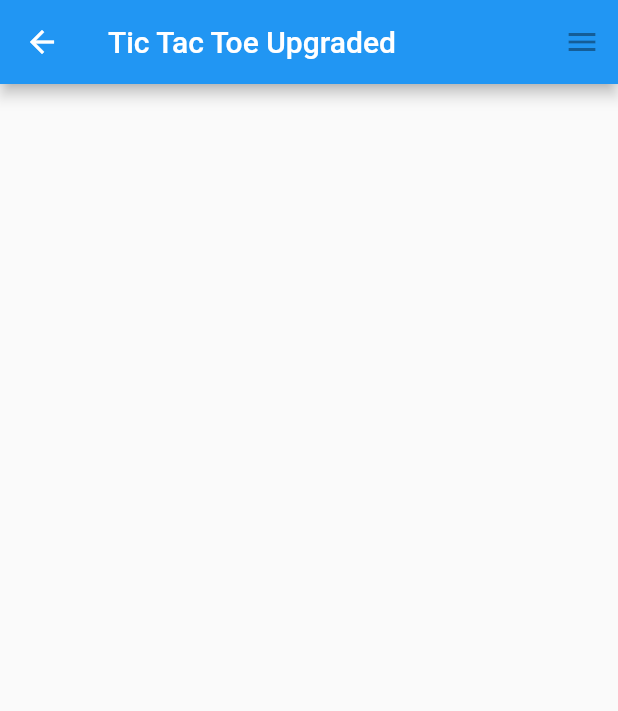
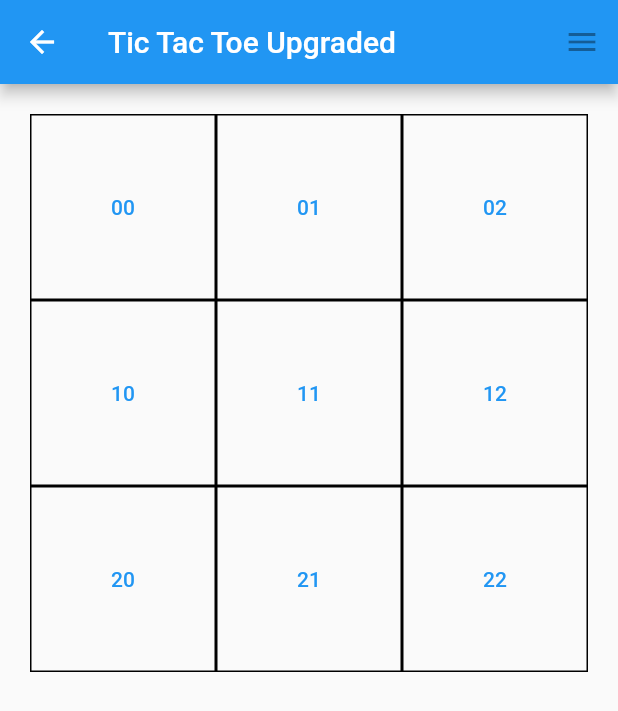
Before and after one commit to emberal/tic_tac_toe_upgraded, a Flutter app: the Layout screen opened directly, after a tap on "New Game", on a phone screen of 412 x 824 dp. Shown: the top 711 px of the screen. Run offline on Flutter 3.47's test engine with Material 2 defaults, Android fonts, the phone set to English and light mode, and no system bars.

Commit message:
Started with the board

```diff
--- a/lib/game/game.dart
+++ b/lib/game/game.dart
@@ -10,11 +10,43 @@ class Game extends StatefulWidget {
 }
 
 class _GameState extends State<Game> {
+
+  var board = ["00", "01", "02", "10", "11", "12", "20", "21", "22"]; // TODO add game_button to array
+
+  void handlePress(int index) {
+    setState(() => {
+      board[index] += "Clicked"
+    });
+  }
+
   @override
   Widget build(BuildContext context) {
-    return Container(
-      child: const Layout(
-
+    return Layout(
+      body: Column(
+        children: [
+          Expanded(
+            child: Container(
+              margin: const EdgeInsets.all(20),
+              child: Center(
+                child: GridView.count(
+                  crossAxisCount: 3,
+                  children: board.map((value) => Container(
+                      decoration: BoxDecoration(
+                        border: Border.all(),
+                      ),
+                      child: Center(
+                        child: TextButton(
+                          child: Text("$value"),
+                          onPressed: () => handlePress(0),
+                        ),
+                      ),
+                    ),
+                  ).toList(),
+                ),
+              ),
+            ),
+          ),
+        ],
       ),
     );
   }
--- a/lib/settings.dart
+++ b/lib/settings.dart
@@ -6,10 +6,8 @@ class Settings extends StatelessWidget {
 
   @override
   Widget build(BuildContext context) {
-    return Container(
-      child: const Layout(
+    return const Layout(
 
-      ),
     );
   }
 }
--- a/lib/stats.dart
+++ b/lib/stats.dart
@@ -8,10 +8,8 @@ class Stats extends StatelessWidget {
 
   @override
   Widget build(BuildContext context) {
-    return Container(
-      child: const Layout(
+    return const Layout(
 
-      ),
     );
   }
 }
--- a/lib/widgets/layout.dart
+++ b/lib/widgets/layout.dart
@@ -9,11 +9,13 @@ class Layout extends StatelessWidget {
   @override
   Widget build(BuildContext context) {
     return Container(
+      width: double.infinity,
       child: Scaffold(
         appBar: AppBar(
           title: Text(title),
           actions: const [
-              IconButton( // Menu
+            IconButton(
+              // Menu
               onPressed: null, // TODO
               tooltip: 'Menu',
               icon: Icon(Icons.menu),
@@ -21,7 +23,7 @@ class Layout extends StatelessWidget {
           ],
         ),
         body: body,
-        )
+      ),
     );
   }
 }
```
Also changed, not shown: lib/objects/game_button.dart (added, +8 -0 lines). Lines whose indentation alone changed are shown as unchanged.
